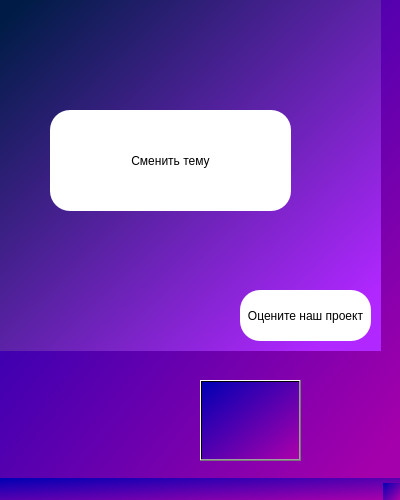
TimofeySar/project_1505, file maindesugn_black.ui: the form before one commit.
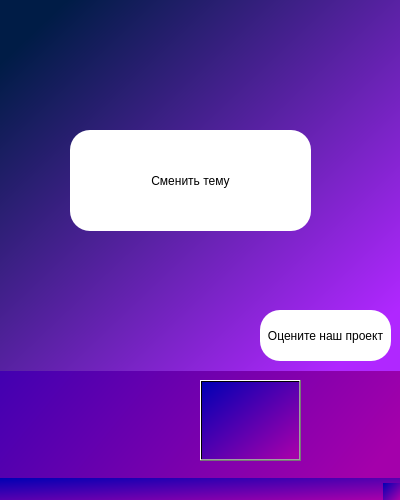
The form after the commit. Icons and pictures are not drawn.

Commit message: поправки темы black

Diff of the .ui file:
```diff
--- a/maindesugn_black.ui
+++ b/maindesugn_black.ui
@@ -32,8 +32,8 @@
    <widget class="QStackedWidget" name="stackedWidget">
     <property name="geometry">
      <rect>
-      <x>-20</x>
-      <y>-30</y>
+      <x>0</x>
+      <y>-10</y>
       <width>401</width>
       <height>381</height>
      </rect>
```
